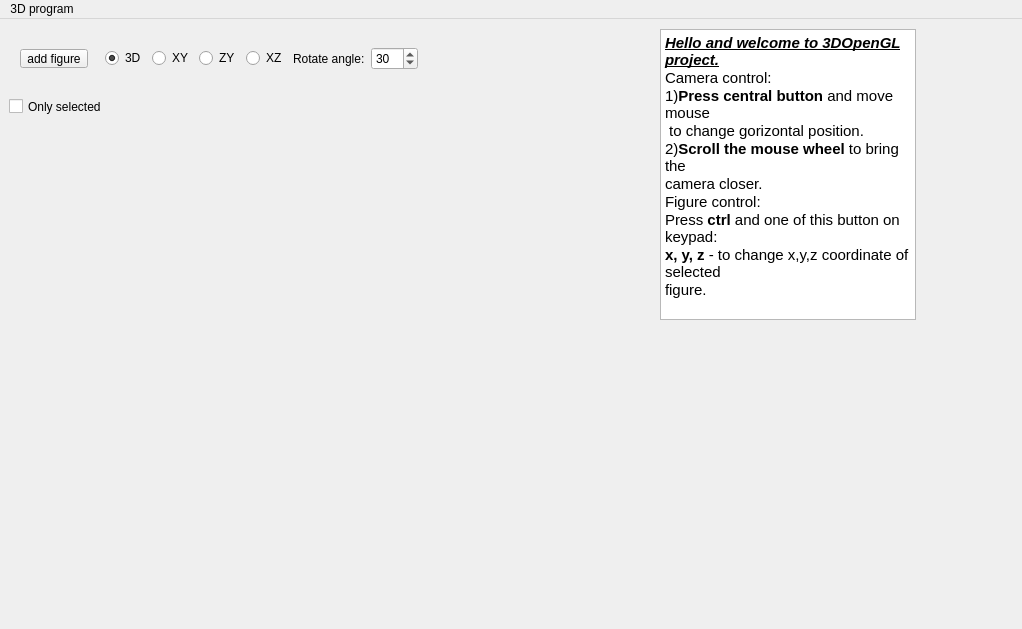
Before: the Qt Designer form Lab_2_3D_openGL_QT/mainwindow.ui in MykytaOpanyuk/All_programs_studying, drawn with Qt 5.
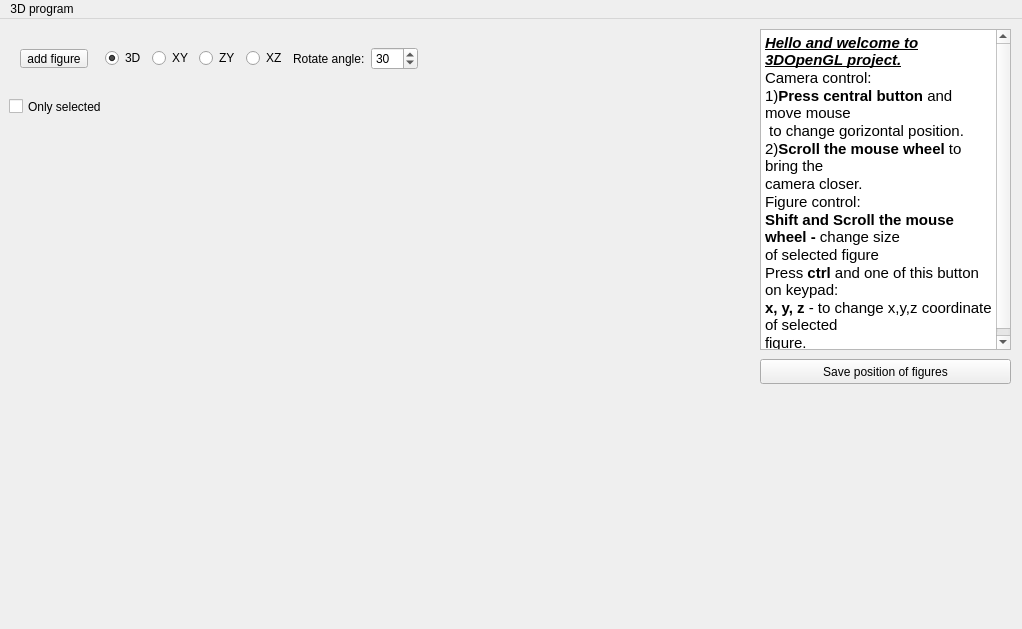
After: the same form once the commit is applied. Custom widgets are drawn as their Qt base class.

```diff
--- a/Lab_2_3D_openGL_QT/mainwindow.ui
+++ b/Lab_2_3D_openGL_QT/mainwindow.ui
@@ -28,7 +28,7 @@
      <rect>
       <x>9</x>
       <y>19</y>
-      <width>409</width>
+      <width>741</width>
       <height>41</height>
      </rect>
     </property>
@@ -213,10 +213,10 @@
    <widget class="QTextBrowser" name="textBrowser">
     <property name="geometry">
      <rect>
-      <x>660</x>
+      <x>760</x>
       <y>10</y>
-      <width>256</width>
-      <height>291</height>
+      <width>251</width>
+      <height>321</height>
      </rect>
     </property>
     <property name="html">
@@ -231,11 +231,26 @@
 &lt;p style=&quot; margin-top:0px; margin-bottom:0px; margin-left:0px; margin-right:0px; -qt-block-indent:0; text-indent:0px;&quot;&gt;2)&lt;a name=&quot;result_box&quot;&gt;&lt;/a&gt;&lt;span style=&quot; font-weight:600;&quot;&gt;S&lt;/span&gt;&lt;span style=&quot; font-weight:600;&quot;&gt;croll the mouse wheel&lt;/span&gt; to &lt;a name=&quot;result_box&quot;&gt;&lt;/a&gt;bring the &lt;/p&gt;
 &lt;p style=&quot; margin-top:0px; margin-bottom:0px; margin-left:0px; margin-right:0px; -qt-block-indent:0; text-indent:0px;&quot;&gt;camera closer.&lt;/p&gt;
 &lt;p style=&quot; margin-top:0px; margin-bottom:0px; margin-left:0px; margin-right:0px; -qt-block-indent:0; text-indent:0px;&quot;&gt;Figure control:&lt;/p&gt;
+&lt;p style=&quot; margin-top:0px; margin-bottom:0px; margin-left:0px; margin-right:0px; -qt-block-indent:0; text-indent:0px;&quot;&gt;&lt;span style=&quot; font-weight:600;&quot;&gt;Shift and &lt;/span&gt;&lt;a name=&quot;result_box&quot;&gt;&lt;/a&gt;&lt;span style=&quot; font-weight:600;&quot;&gt;S&lt;/span&gt;&lt;span style=&quot; font-weight:600;&quot;&gt;croll the mouse wheel -&lt;/span&gt; change size&lt;/p&gt;
+&lt;p style=&quot; margin-top:0px; margin-bottom:0px; margin-left:0px; margin-right:0px; -qt-block-indent:0; text-indent:0px;&quot;&gt;of selected figure&lt;/p&gt;
 &lt;p style=&quot; margin-top:0px; margin-bottom:0px; margin-left:0px; margin-right:0px; -qt-block-indent:0; text-indent:0px;&quot;&gt;Press &lt;span style=&quot; font-weight:600;&quot;&gt;ctrl &lt;/span&gt;and one of this button on keypad:&lt;/p&gt;
 &lt;p style=&quot; margin-top:0px; margin-bottom:0px; margin-left:0px; margin-right:0px; -qt-block-indent:0; text-indent:0px;&quot;&gt;&lt;span style=&quot; font-weight:600;&quot;&gt;x, y, z&lt;/span&gt; - to change x,y,z coordinate of selected&lt;/p&gt;
 &lt;p style=&quot; margin-top:0px; margin-bottom:0px; margin-left:0px; margin-right:0px; -qt-block-indent:0; text-indent:0px;&quot;&gt;figure.&lt;/p&gt;&lt;/body&gt;&lt;/html&gt;</string>
     </property>
    </widget>
+   <widget class="QPushButton" name="pushButton">
+    <property name="geometry">
+     <rect>
+      <x>760</x>
+      <y>340</y>
+      <width>251</width>
+      <height>25</height>
+     </rect>
+    </property>
+    <property name="text">
+     <string>Save position of figures</string>
+    </property>
+   </widget>
   </widget>
   <widget class="QMenuBar" name="menuBar">
    <property name="geometry">
```
Left out of the diff: 13 changed lines with no effect on the pictures.
